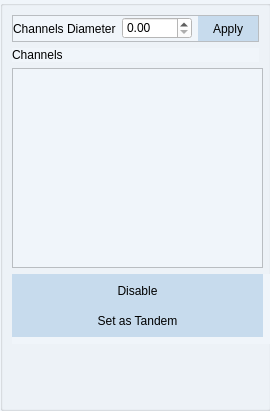
Old version of the form src/windows/ui/channels_view.ui in the repository brachify/brachify.
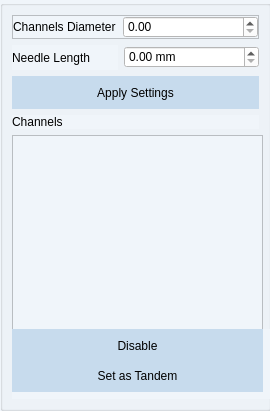
New version of the form.

Commit message: Succefully moved needle length to channel tab

Diff of the .ui file:
```diff
--- a/src/windows/ui/channels_view.ui
+++ b/src/windows/ui/channels_view.ui
@@ -60,6 +60,132 @@
     <string/>
    </property>
    <layout class="QGridLayout" name="gridLayout">
+    <item row="4" column="0">
+     <widget class="QListWidget" name="listwidget_channels">
+      <property name="minimumSize">
+       <size>
+        <width>251</width>
+        <height>200</height>
+       </size>
+      </property>
+      <property name="maximumSize">
+       <size>
+        <width>251</width>
+        <height>200</height>
+       </size>
+      </property>
+      <property name="styleSheet">
+       <string notr="true">background-color: rgb(240, 245, 250);</string>
+      </property>
+     </widget>
+    </item>
+    <item row="3" column="0">
+     <widget class="QLabel" name="label_10">
+      <property name="text">
+       <string>Channels</string>
+      </property>
+     </widget>
+    </item>
+    <item row="5" column="0">
+     <widget class="QWidget" name="top_menu_bar" native="true">
+      <property name="minimumSize">
+       <size>
+        <width>270</width>
+        <height>70</height>
+       </size>
+      </property>
+      <property name="maximumSize">
+       <size>
+        <width>16777215</width>
+        <height>70</height>
+       </size>
+      </property>
+      <property name="styleSheet">
+       <string notr="true">background-color: rgb(240, 245, 250);</string>
+      </property>
+      <widget class="QPushButton" name="btn_enable">
+       <property name="geometry">
+        <rect>
+         <x>0</x>
+         <y>0</y>
+         <width>251</width>
+         <height>33</height>
+        </rect>
+       </property>
+       <property name="minimumSize">
+        <size>
+         <width>240</width>
+         <height>33</height>
+        </size>
+       </property>
+       <property name="styleSheet">
+        <string notr="true">QPushButton {
+	color: rgb(0, 0, 0);
+	background-color: rgb(199, 219, 237);
+	border: 0px solid;
+}
+QPushButton:hover {
+	color: rgb(250,250,250);
+	background-color: rgb(48, 88, 162);
+}
+QPushButton:pressed {
+	color: rgb(250,250,250);
+	background-color: rgb(28, 44, 81);
+}</string>
+       </property>
+       <property name="text">
+        <string>Disable</string>
+       </property>
+      </widget>
+      <widget class="QPushButton" name="btn_set_tandem">
+       <property name="geometry">
+        <rect>
+         <x>0</x>
+         <y>30</y>
+         <width>251</width>
+         <height>33</height>
+        </rect>
+       </property>
+       <property name="minimumSize">
+        <size>
+         <width>240</width>
+         <height>33</height>
+        </size>
+       </property>
+       <property name="styleSheet">
+        <string notr="true">QPushButton {
+	color: rgb(0, 0, 0);
+	background-color: rgb(199, 219, 237);
+	border: 0px solid;
+}
+QPushButton:hover {
+	color: rgb(250,250,250);
+	background-color: rgb(48, 88, 162);
+}
+QPushButton:pressed {
+	color: rgb(250,250,250);
+	background-color: rgb(28, 44, 81);
+}</string>
+       </property>
+       <property name="text">
+        <string>Set as Tandem</string>
+       </property>
+      </widget>
+     </widget>
+    </item>
+    <item row="6" column="0">
+     <spacer name="verticalSpacer">
+      <property name="orientation">
+       <enum>Qt::Vertical</enum>
+      </property>
+      <property name="sizeHint" stdset="0">
+       <size>
+        <width>228</width>
+        <height>35</height>
+       </size>
+      </property>
+     </spacer>
+    </item>
     <item row="0" column="0">
      <widget class="QFrame" name="frame">
       <property name="frameShape">
@@ -105,121 +231,81 @@
        </item>
        <item>
         <widget class="QDoubleSpinBox" name="spinbox_diameter">
+         <property name="minimumSize">
+          <size>
+           <width>135</width>
+           <height>0</height>
+          </size>
+         </property>
          <property name="styleSheet">
           <string notr="true">background-color: rgb(255, 255, 255);</string>
          </property>
         </widget>
        </item>
-       <item>
-        <widget class="QPushButton" name="btn_apply_diameter">
-         <property name="minimumSize">
-          <size>
-           <width>60</width>
-           <height>25</height>
-          </size>
-         </property>
-         <property name="maximumSize">
-          <size>
-           <width>45</width>
-           <height>16777215</height>
-          </size>
-         </property>
-         <property name="styleSheet">
-          <string notr="true">QPushButton {
-	color: rgb(0, 0, 0);
-	background-color: rgb(199, 219, 237);
-	border: 0px solid;
-}
-QPushButton:hover {
-	color: rgb(250,250,250);
-	background-color: rgb(48, 88, 162);
-}
-QPushButton:pressed {
-	color: rgb(250,250,250);
-	background-color: rgb(28, 44, 81);
-}</string>
-         </property>
-         <property name="text">
-          <string>Apply</string>
-         </property>
-        </widget>
-       </item>
       </layout>
      </widget>
     </item>
-    <item row="4" column="0">
-     <spacer name="verticalSpacer">
-      <property name="orientation">
-       <enum>Qt::Vertical</enum>
-      </property>
-      <property name="sizeHint" stdset="0">
-       <size>
-        <width>228</width>
-        <height>35</height>
-       </size>
-      </property>
-     </spacer>
-    </item>
-    <item row="2" column="0">
-     <widget class="QListWidget" name="listwidget_channels">
-      <property name="minimumSize">
-       <size>
-        <width>251</width>
-        <height>200</height>
-       </size>
-      </property>
-      <property name="maximumSize">
-       <size>
-        <width>251</width>
-        <height>200</height>
-       </size>
-      </property>
-      <property name="styleSheet">
-       <string notr="true">background-color: rgb(240, 245, 250);</string>
-      </property>
-     </widget>
-    </item>
     <item row="1" column="0">
-     <widget class="QLabel" name="label_10">
-      <property name="text">
-       <string>Channels</string>
-      </property>
-     </widget>
+     <layout class="QHBoxLayout" name="horizontalLayout_3">
+      <item>
+       <widget class="QLabel" name="label">
+        <property name="minimumSize">
+         <size>
+          <width>0</width>
+          <height>25</height>
+         </size>
+        </property>
+        <property name="maximumSize">
+         <size>
+          <width>16777215</width>
+          <height>25</height>
+         </size>
+        </property>
+        <property name="styleSheet">
+         <string notr="true">background-color: rgb(240, 245, 250);</string>
+        </property>
+        <property name="text">
+         <string>Needle Length</string>
+        </property>
+       </widget>
+      </item>
+      <item>
+       <widget class="QDoubleSpinBox" name="sb_needle_length">
+        <property name="minimumSize">
+         <size>
+          <width>135</width>
+          <height>18</height>
+         </size>
+        </property>
+        <property name="styleSheet">
+         <string notr="true">background-color: rgb(255, 255, 255);</string>
+        </property>
+        <property name="suffix">
+         <string> mm</string>
+        </property>
+        <property name="maximum">
+         <double>350.000000000000000</double>
+        </property>
+       </widget>
+      </item>
+     </layout>
     </item>
-    <item row="3" column="0">
-     <widget class="QWidget" name="top_menu_bar" native="true">
+    <item row="2" column="0">
+     <widget class="QPushButton" name="btn_apply_settings">
       <property name="minimumSize">
        <size>
-        <width>270</width>
-        <height>70</height>
+        <width>240</width>
+        <height>33</height>
        </size>
       </property>
       <property name="maximumSize">
        <size>
         <width>16777215</width>
-        <height>70</height>
+        <height>16777215</height>
        </size>
       </property>
       <property name="styleSheet">
-       <string notr="true">background-color: rgb(240, 245, 250);</string>
-      </property>
-      <widget class="QPushButton" name="btn_enable">
-       <property name="geometry">
-        <rect>
-         <x>0</x>
-         <y>0</y>
-         <width>251</width>
-         <height>33</height>
-        </rect>
-       </property>
-       <property name="minimumSize">
-        <size>
-         <width>240</width>
-         <height>33</height>
-        </size>
-       </property>
-       <property name="styleSheet">
-        <string notr="true">QPushButton {
+       <string notr="true">QPushButton {
 	color: rgb(0, 0, 0);
 	background-color: rgb(199, 219, 237);
 	border: 0px solid;
@@ -232,45 +318,10 @@
 	color: rgb(250,250,250);
 	background-color: rgb(28, 44, 81);
 }</string>
-       </property>
-       <property name="text">
-        <string>Disable</string>
-       </property>
-      </widget>
-      <widget class="QPushButton" name="btn_set_tandem">
-       <property name="geometry">
-        <rect>
-         <x>0</x>
-         <y>30</y>
-         <width>251</width>
-         <height>33</height>
-        </rect>
-       </property>
-       <property name="minimumSize">
-        <size>
-         <width>240</width>
-         <height>33</height>
-        </size>
-       </property>
-       <property name="styleSheet">
-        <string notr="true">QPushButton {
-	color: rgb(0, 0, 0);
-	background-color: rgb(199, 219, 237);
-	border: 0px solid;
-}
-QPushButton:hover {
-	color: rgb(250,250,250);
-	background-color: rgb(48, 88, 162);
-}
-QPushButton:pressed {
-	color: rgb(250,250,250);
-	background-color: rgb(28, 44, 81);
-}</string>
-       </property>
-       <property name="text">
-        <string>Set as Tandem</string>
-       </property>
-      </widget>
+      </property>
+      <property name="text">
+       <string>Apply Settings</string>
+      </property>
      </widget>
     </item>
    </layout>
```
The commit also changes 5 other files.
